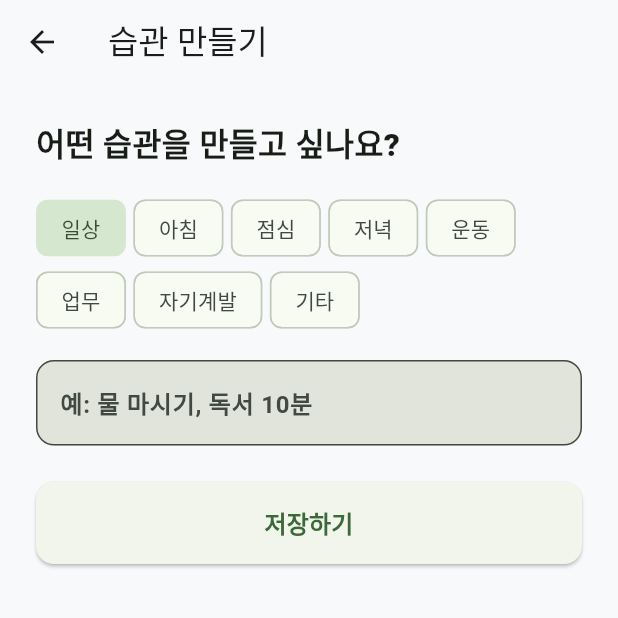
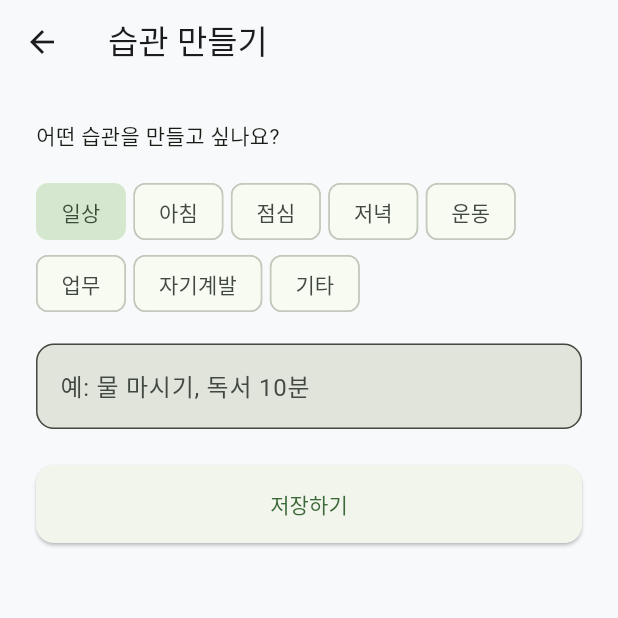
Before and after one commit to thisisJJK/flutter-PerfectThree-project, a Flutter app: the screen it shows after launch, after a tap on the "add" icon, on a phone screen of 412 x 824 dp, the top half of it. Run offline on Flutter 3.47's test engine with Material 3 defaults, Android fonts, the phone set to English and light mode, and no system bars; our stand-ins replace flutter_riverpod, go_router, google_fonts, google_mobile_ads, hive, hive_flutter and 1 more; accounts and stored records are empty; generated files the repository leaves out were written again; network calls fail; Roboto replaces fonts that are missing (Jua).

Commit message:
폰트 적용 및 ui 개선

```diff
--- a/lib/core/theme/app_spacing.dart
+++ b/lib/core/theme/app_spacing.dart
@@ -2,8 +2,8 @@ class AppSpacing {
   static const xs = 4.0;
   static const sm = 8.0;
   static const md = 16.0;
-  static const lg = 24.0;
-  static const xl = 32.0;
+  static const lg = 20.0;
+  static const xl = 24.0;
 
-  static const radius = 21.0;
+  static const radius = 24.0;
 }
--- a/lib/core/theme/app_theme.dart
+++ b/lib/core/theme/app_theme.dart
@@ -1,10 +1,16 @@
 import 'package:flutter/material.dart';
+import 'package:google_fonts/google_fonts.dart';
 
 import 'app_colors.dart';
-import 'app_typography.dart';
+
+class Font {
+  Font._();
+  static TextStyle get jua => GoogleFonts.jua();
+}
 
 class AppTheme {
   static ThemeData light = ThemeData(
+    fontFamily: Font.jua.fontFamily,
     colorScheme: ColorScheme.fromSeed(seedColor: AppColors.primary),
     brightness: Brightness.light,
     scaffoldBackgroundColor: AppColors.background,
@@ -13,17 +19,14 @@ class AppTheme {
       backgroundColor: AppColors.background,
       foregroundColor: AppColors.textPrimary,
     ),
-    textTheme: const TextTheme(
-      bodyLarge: AppTypography.body,
-      bodyMedium: AppTypography.body,
-      bodySmall: AppTypography.caption,
-    ),
+    // textTheme: GoogleFonts.juaTextTheme(),
     cardColor: AppColors.card,
     dividerColor: AppColors.divider,
     useMaterial3: true,
   );
 
   static ThemeData dark = ThemeData(
+    fontFamily: Font.jua.fontFamily,
     colorScheme: ColorScheme.fromSeed(
       seedColor: AppColors.primaryDark,
       brightness: Brightness.dark,
@@ -35,11 +38,7 @@ class AppTheme {
       backgroundColor: AppColors.backgroundDark,
       foregroundColor: AppColors.textPrimaryDark,
     ),
-    textTheme: const TextTheme(
-      bodyLarge: AppTypography.body, // 폰트 색상은 위 AppColors를 참조해서 다크 대응
-      bodyMedium: AppTypography.body,
-      bodySmall: AppTypography.caption,
-    ),
+
     elevatedButtonTheme: ElevatedButtonThemeData(),
     cardColor: AppColors.cardDark,
     dividerColor: AppColors.dividerDark,
--- a/lib/core/theme/app_typography.dart
+++ /dev/null
@@ -1,13 +0,0 @@
-import 'package:flutter/material.dart';
-
-class AppTypography {
-  static const title = TextStyle(fontSize: 21, fontWeight: FontWeight.w800);
-
-  static const body = TextStyle(fontSize: 16, fontWeight: FontWeight.w600);
-
-  static const caption = TextStyle(
-    fontSize: 13,
-    fontWeight: FontWeight.w500,
-    // color: Color(0xFF6E6E73),
-  );
-}
--- a/lib/features/goals/view/add_goal_screen.dart
+++ b/lib/features/goals/view/add_goal_screen.dart
@@ -1,7 +1,7 @@
 import 'package:flutter/material.dart';
 import 'package:flutter_riverpod/flutter_riverpod.dart';
 import 'package:go_router/go_router.dart';
-import 'package:perfect_three/core/theme/app_typography.dart';
+
 import 'package:perfect_three/features/ads/banner_ad_widget.dart';
 import 'package:perfect_three/features/goals/viewmodel/goal_viewmodel.dart';
 import 'package:perfect_three/features/goals/widgets/category_chips.dart';
@@ -40,7 +40,7 @@ class _AddGoalScreenState extends ConsumerState<AddGoalScreen> {
           crossAxisAlignment: CrossAxisAlignment.stretch,
           children: [
             //헤더
-            const Text("어떤 습관을 만들고 싶나요?", style: AppTypography.title),
+            const Text("어떤 습관을 만들고 싶나요?"),
             const SizedBox(height: 16),
             //카테고리
             CategoryChips(isOngoing: false),
@@ -67,7 +67,7 @@ class _AddGoalScreenState extends ConsumerState<AddGoalScreen> {
                   borderRadius: BorderRadius.circular(12),
                 ),
               ),
-              child: const Text("저장하기", style: AppTypography.body),
+              child: const Text("저장하기",),
             ),
           ],
         ),
--- a/lib/features/goals/view/home_screen.dart
+++ b/lib/features/goals/view/home_screen.dart
@@ -2,7 +2,8 @@ import 'package:flutter/material.dart';
 import 'package:flutter_riverpod/flutter_riverpod.dart';
 import 'package:go_router/go_router.dart';
 import 'package:perfect_three/core/theme/app_colors.dart';
-import 'package:perfect_three/core/theme/app_typography.dart';
+import 'package:perfect_three/core/theme/app_spacing.dart';
+import 'package:perfect_three/core/theme/app_theme.dart';
 import 'package:perfect_three/core/theme/provider/theme_provider.dart';
 import 'package:perfect_three/features/ads/banner_ad_widget.dart';
 import 'package:perfect_three/features/goals/view/completed_goal_screen.dart';
@@ -21,10 +22,8 @@ class HomeScreen extends ConsumerWidget {
         length: 2,
         child: Scaffold(
           appBar: AppBar(
-            title: Text("Perfect Three"),
-            titleTextStyle: AppTypography.title.copyWith(
-              color: isDark ? AppColors.textPrimaryDark : AppColors.textPrimary,
-            ),
+            title: Text("Perfect Three", style: TextStyle(fontSize: 24)),
+
             centerTitle: false,
             elevation: 0,
             actions: [
@@ -39,13 +38,11 @@ class HomeScreen extends ConsumerWidget {
             bottom: PreferredSize(
               preferredSize: Size.fromHeight(50),
               child: ClipRRect(
-                borderRadius: BorderRadiusGeometry.circular(10),
                 child: Container(
                   height: 45,
-
-                  margin: EdgeInsets.symmetric(horizontal: 15),
+                  margin: EdgeInsets.symmetric(horizontal: 20),
                   decoration: BoxDecoration(
-                    borderRadius: BorderRadius.circular(10),
+                    borderRadius: BorderRadius.circular(AppSpacing.radius),
                     color: isDark ? Colors.grey[900] : Colors.grey[200],
                   ),
                   child: TabBar(
@@ -53,24 +50,18 @@ class HomeScreen extends ConsumerWidget {
                     dividerColor: Colors.transparent,
                     indicator: BoxDecoration(
                       color: isDark
-                          ? AppColors.primaryDark.withValues(alpha: 0.4)
-                          : AppColors.primary.withValues(alpha: 0.5),
-                      borderRadius: BorderRadius.circular(10),
+                          ? AppColors.primaryDark.withValues(alpha: 0.6)
+                          : AppColors.primary.withValues(alpha: 0.8),
+                      borderRadius: BorderRadius.circular(AppSpacing.radius),
                     ),
-                    labelStyle: TextStyle(
+                    splashFactory: NoSplash.splashFactory,
+                    labelStyle: Font.jua.copyWith(
                       fontSize: 16,
-                      color: isDark
-                          ? AppColors.textPrimaryDark
-                          : AppColors.textPrimary,
+                      fontWeight: FontWeight.bold,
+                      color: Colors.white70,
                     ),
-                    unselectedLabelStyle: TextStyle(
-                      fontSize: 14,
-                      color: isDark
-                          ? AppColors.textPrimaryDark
-                          : AppColors.textPrimary,
-                    ),
+                    unselectedLabelStyle: Font.jua.copyWith(fontSize: 14),
 
-                    splashFactory: NoSplash.splashFactory,
                     tabs: [
                       Center(child: Text('진행중')),
                       Center(child: Text('완료')),
--- a/lib/features/goals/view/ongoing_goal_screen.dart
+++ b/lib/features/goals/view/ongoing_goal_screen.dart
@@ -3,7 +3,6 @@ import 'dart:ui';
 import 'package:flutter/material.dart';
 import 'package:flutter_riverpod/flutter_riverpod.dart';
 import 'package:go_router/go_router.dart';
-import 'package:perfect_three/core/theme/app_typography.dart';
 import 'package:perfect_three/data/models/goal.dart';
 import 'package:perfect_three/features/goals/viewmodel/goal_viewmodel.dart';
 import 'package:perfect_three/features/goals/widgets/category_chips.dart';
@@ -32,7 +31,6 @@ class OngoingGoalScreen extends ConsumerWidget {
                   Text(
                     "아직 목표가 없어요.\n새로운 3일 도전을 시작해보세요!",
                     textAlign: TextAlign.center,
-                    style: AppTypography.body,
                   ),
                 ],
               ),
@@ -42,7 +40,7 @@ class OngoingGoalScreen extends ConsumerWidget {
           return Column(
             children: [
               Padding(
-                padding: const EdgeInsets.fromLTRB(18, 12, 8, 0),
+                padding: const EdgeInsets.fromLTRB(20, 12, 8, 0),
                 child: CategoryChips(isOngoing: true),
               ),
               Expanded(
--- a/lib/features/goals/widgets/category_chips.dart
+++ b/lib/features/goals/widgets/category_chips.dart
@@ -1,5 +1,6 @@
 import 'package:flutter/material.dart';
 import 'package:flutter_riverpod/flutter_riverpod.dart';
+import 'package:perfect_three/core/theme/app_spacing.dart';
 import 'package:perfect_three/features/goals/viewmodel/goal_viewmodel.dart';
 
 class CategoryChips extends ConsumerStatefulWidget {
@@ -42,7 +43,7 @@ class CategoryChipsState extends ConsumerState<CategoryChips> {
                 return Row(
                   children: [
                     ChoiceChip(
-                      padding: EdgeInsets.all(8),
+                      padding: EdgeInsets.all(AppSpacing.sm),
                       showCheckmark: false,
                       label: Text(categoryChips[index]),
                       selected: value == index,
@@ -52,7 +53,7 @@ class CategoryChipsState extends ConsumerState<CategoryChips> {
                         });
                       },
                     ),
-                    SizedBox(width: 5),
+                    SizedBox(width: AppSpacing.sm),
                   ],
                 );
               }).toList(),
--- a/pubspec.yaml
+++ b/pubspec.yaml
@@ -36,6 +36,8 @@ dependencies:
   path_provider:
   # [모델] 고유 id 생성
   uuid:
+  # [폰트]
+  google_fonts: ^6.3.2
 
 dev_dependencies:
   flutter_test:
```
Also changed, not shown: lib/features/goals/widgets/goal_card.dart (+12 -16 lines), pubspec.lock.
